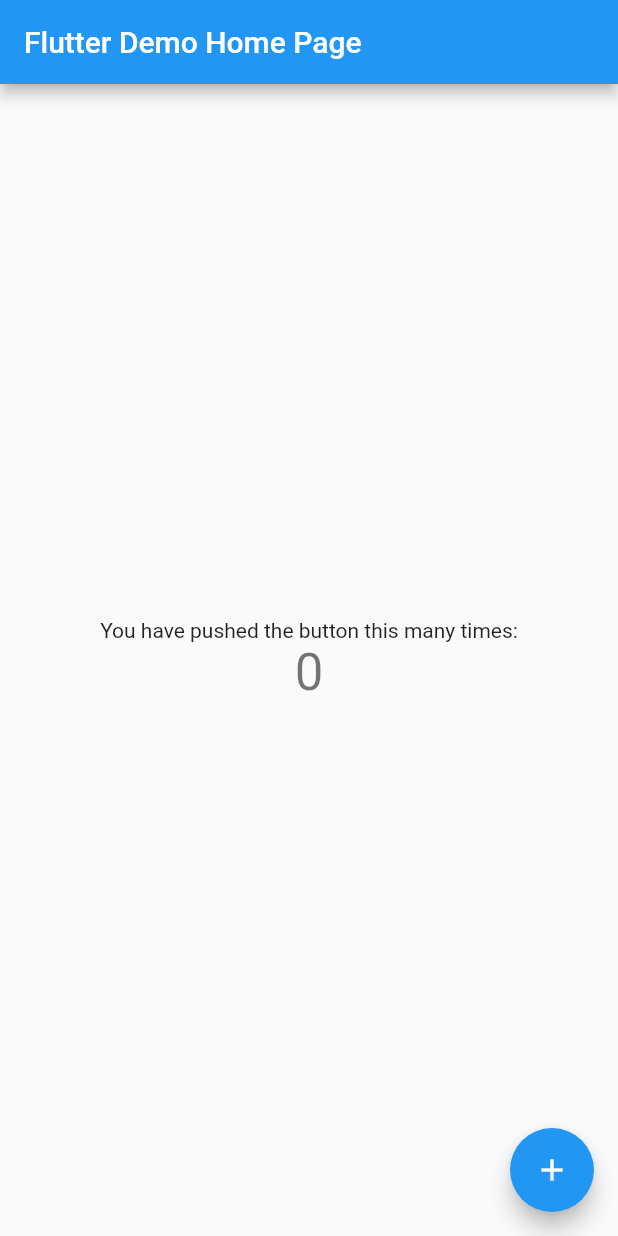
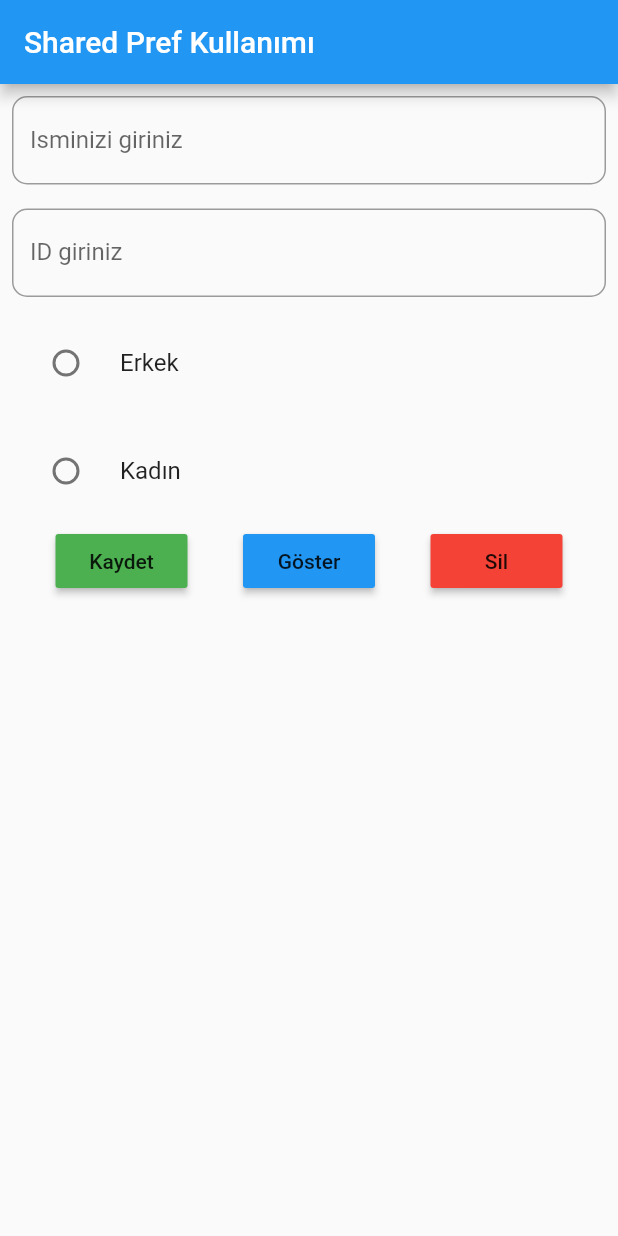
Before and after one commit to ibrahimuzul/flutter_storage_dersleri, a Flutter app: the screen it shows after launch, on a phone screen of 412 x 824 dp. Run offline on Flutter 3.47's test engine with Material 2 defaults, Android fonts, the phone set to English and light mode, and no system bars; our stand-ins replace shared_preferences.

Commit message:
127. Shared Preferences Kullanımı - Controller düzenlemeleri , null hatalarını giderme işlemlerini yaptım

```diff
--- a/lib/main.dart
+++ b/lib/main.dart
@@ -1,4 +1,6 @@
 import 'package:flutter/material.dart';
+
+import 'shared_pref_kullanimi.dart';
 
 void main() {
   runApp(MyApp());
@@ -11,107 +13,9 @@ class MyApp extends StatelessWidget {
     return MaterialApp(
       title: 'Flutter Demo',
       theme: ThemeData(
-        // This is the theme of your application.
-        //
-        // Try running your application with "flutter run". You'll see the
-        // application has a blue toolbar. Then, without quitting the app, try
-        // changing the primarySwatch below to Colors.green and then invoke
-        // "hot reload" (press "r" in the console where you ran "flutter run",
-        // or simply save your changes to "hot reload" in a Flutter IDE).
-        // Notice that the counter didn't reset back to zero; the application
-        // is not restarted.
         primarySwatch: Colors.blue,
-        // This makes the visual density adapt to the platform that you run
-        // the app on. For desktop platforms, the controls will be smaller and
-        // closer together (more dense) than on mobile platforms.
-        visualDensity: VisualDensity.adaptivePlatformDensity,
       ),
-      home: MyHomePage(title: 'Flutter Demo Home Page'),
+      home: SharedPrefKullanimi(),
     );
   }
 }
-
-class MyHomePage extends StatefulWidget {
-  MyHomePage({Key key, this.title}) : super(key: key);
-
-  // This widget is the home page of your application. It is stateful, meaning
-  // that it has a State object (defined below) that contains fields that affect
-  // how it looks.
-
-  // This class is the configuration for the state. It holds the values (in this
-  // case the title) provided by the parent (in this case the App widget) and
-  // used by the build method of the State. Fields in a Widget subclass are
-  // always marked "final".
-
-  final String title;
-
-  @override
-  _MyHomePageState createState() => _MyHomePageState();
-}
-
-class _MyHomePageState extends State<MyHomePage> {
-  int _counter = 0;
-
-  void _incrementCounter() {
-    setState(() {
-      // This call to setState tells the Flutter framework that something has
-      // changed in this State, which causes it to rerun the build method below
-      // so that the display can reflect the updated values. If we changed
-      // _counter without calling setState(), then the build method would not be
-      // called again, and so nothing would appear to happen.
-      _counter++;
-    });
-  }
-
-  @override
-  Widget build(BuildContext context) {
-    // This method is rerun every time setState is called, for instance as done
-    // by the _incrementCounter method above.
-    //
-    // The Flutter framework has been optimized to make rerunning build methods
-    // fast, so that you can just rebuild anything that needs updating rather
-    // than having to individually change instances of widgets.
-    return Scaffold(
-      appBar: AppBar(
-        // Here we take the value from the MyHomePage object that was created by
-        // the App.build method, and use it to set our appbar title.
-        title: Text(widget.title),
-      ),
-      body: Center(
-        // Center is a layout widget. It takes a single child and positions it
-        // in the middle of the parent.
-        child: Column(
-          // Column is also a layout widget. It takes a list of children and
-          // arranges them vertically. By default, it sizes itself to fit its
-          // children horizontally, and tries to be as tall as its parent.
-          //
-          // Invoke "debug painting" (press "p" in the console, choose the
-          // "Toggle Debug Paint" action from the Flutter Inspector in Android
-          // Studio, or the "Toggle Debug Paint" command in Visual Studio Code)
-          // to see the wireframe for each widget.
-          //
-          // Column has various properties to control how it sizes itself and
-          // how it positions its children. Here we use mainAxisAlignment to
-          // center the children vertically; the main axis here is the vertical
-          // axis because Columns are vertical (the cross axis would be
-          // horizontal).
-          mainAxisAlignment: MainAxisAlignment.center,
-          children: <Widget>[
-            Text(
-              'You have pushed the button this many times:',
-            ),
-            Text(
-              '$_counter',
-              style: Theme.of(context).textTheme.headline4,
-            ),
-          ],
-        ),
-      ),
-      floatingActionButton: FloatingActionButton(
-        onPressed: _incrementCounter,
-        tooltip: 'Increment',
-        child: Icon(Icons.add),
-      ), // This trailing comma makes auto-formatting nicer for build methods.
-    );
-  }
-}
--- /dev/null
+++ b/lib/shared_pref_kullanimi.dart
@@ -0,0 +1,161 @@
+import 'package:flutter/material.dart';
+import 'package:shared_preferences/shared_preferences.dart';
+
+class SharedPrefKullanimi extends StatefulWidget {
+  @override
+  _SharedPrefKullanimiState createState() => _SharedPrefKullanimiState();
+}
+
+class _SharedPrefKullanimiState extends State<SharedPrefKullanimi> {
+  String isim;
+  var isimController = TextEditingController();
+  int id;
+  var idController = TextEditingController();
+  bool cinsiyet;
+  var formKey = GlobalKey<FormState>();
+  var mySharedPrefences;
+
+  @override
+  void initState() {
+    // TODO: implement initState
+    super.initState();
+    // SharedPreferences.getInstance().then((sf)=>mySharedPrefences=sf);
+    SharedPreferences.getInstance().then((sf) {
+      debugPrint("init");
+      mySharedPrefences = sf;
+    });
+  }
+
+  @override
+  void dispose() {
+    mySharedPrefences.dispose();
+    super.dispose();
+  }
+
+  @override
+  Widget build(BuildContext context) {
+    return Scaffold(
+      appBar: AppBar(
+        title: Text("Shared Pref Kullanımı"),
+      ),
+      body: SingleChildScrollView(
+        child: Form(
+            key: formKey,
+            child: Column(
+              children: <Widget>[
+                Padding(
+                  padding: const EdgeInsets.all(8.0),
+                  child: TextFormField(
+                    onSaved: (deger) {
+                      isim = deger;
+                    },
+                    decoration: InputDecoration(
+                      labelText: "Isminizi giriniz",
+                      border: OutlineInputBorder(
+                          borderRadius: BorderRadius.circular(10)),
+                    ),
+                    controller: isimController,
+                  ),
+                ),
+                Padding(
+                  padding: const EdgeInsets.all(8.0),
+                  child: TextFormField(
+                    onSaved: (deger) {
+                      id = int.parse(deger);
+                    },
+                    keyboardType: TextInputType.number,
+                    decoration: InputDecoration(
+                      labelText: "ID giriniz",
+                      border: OutlineInputBorder(
+                          borderRadius: BorderRadius.circular(10)),
+                    ),
+                    controller: idController,
+                  ),
+                ),
+                Padding(
+                  padding: const EdgeInsets.all(8.0),
+                  child: RadioListTile(
+                    value: true,
+                    groupValue: cinsiyet,
+                    onChanged: (secildi) {
+                      setState(() {
+                        cinsiyet = secildi;
+                      });
+                    },
+                    title: Text("Erkek"),
+                  ),
+                ),
+                Padding(
+                  padding: const EdgeInsets.all(8.0),
+                  child: RadioListTile(
+                    value: false,
+                    groupValue: cinsiyet,
+                    onChanged: (secildi) {
+                      setState(() {
+                        cinsiyet = secildi;
+                      });
+                    },
+                    title: Text("Kadın"),
+                  ),
+                ),
+                Row(
+                  mainAxisAlignment: MainAxisAlignment.spaceEvenly,
+                  children: <Widget>[
+                    RaisedButton(
+                      onPressed: _ekle,
+                      child: Text("Kaydet"),
+                      color: Colors.green,
+                    ),
+                    RaisedButton(
+                      onPressed: _goster,
+                      child: Text("Göster"),
+                      color: Colors.blue,
+                    ),
+                    RaisedButton(
+                      onPressed: _sil,
+                      child: Text("Sil"),
+                      color: Colors.red,
+                    ),
+                  ],
+                )
+              ],
+            )),
+      ),
+    );
+  }
+
+  void _ekle() async {
+    formKey.currentState.save();
+    debugPrint(isim);
+    await (mySharedPrefences as SharedPreferences).setString("myIsim", isim);
+    await (mySharedPrefences as SharedPreferences).setInt("myId", id);
+    await (mySharedPrefences as SharedPreferences)
+        .setBool("myCinsiyet", cinsiyet);
+  }
+
+  void _goster() {
+    setState(() {
+      isim = (mySharedPrefences as SharedPreferences).getString("myIsim") ??
+          "NULL";
+      isimController.text = isim;
+      debugPrint("Okunan isim " + isim);
+
+      id = (mySharedPrefences as SharedPreferences).getInt("myId") ?? null;
+      idController.text=id.toString();
+      debugPrint("Okunan id " + id.toString());
+
+      cinsiyet =
+          (mySharedPrefences as SharedPreferences).getBool("myCinsiyet") ??
+              true;
+      debugPrint("Cinsiyet erkek mi " + (cinsiyet ? "Erkek" : "Kadın"));
+    });
+  }
+
+  void _sil() {
+    (mySharedPrefences as SharedPreferences).remove("myIsim");
+    (mySharedPrefences as SharedPreferences).remove("myId");
+    (mySharedPrefences as SharedPreferences).remove("myCinsiyet");
+    (mySharedPrefences as SharedPreferences).remove("sil");
+    (mySharedPrefences as SharedPreferences).remove("telNo");
+  }
+}
--- a/pubspec.yaml
+++ b/pubspec.yaml
@@ -28,6 +28,7 @@ dependencies:
   # The following adds the Cupertino Icons font to your application.
   # Use with the CupertinoIcons class for iOS style icons.
   cupertino_icons: ^0.1.3
+  shared_preferences:
 
 dev_dependencies:
   flutter_test:
```
Also changed, not shown: pubspec.lock, 1 other file.
